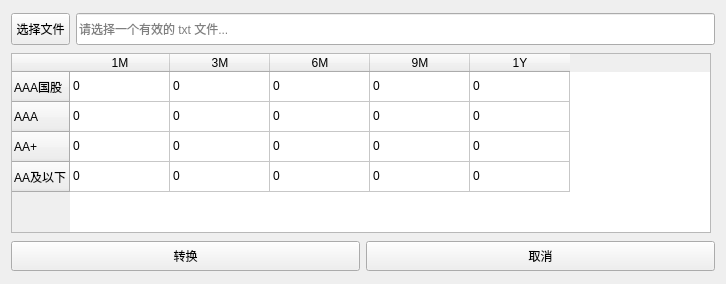
Old version of the form assets/ui/convert.ui in the repository zzzmfps/AutoSubmit.
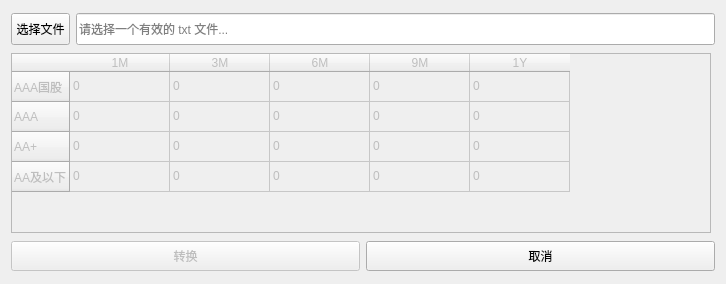
New version of the form.

What changed in the file:
```diff
--- a/assets/ui/convert.ui
+++ b/assets/ui/convert.ui
@@ -74,6 +74,9 @@
    </item>
    <item>
     <widget class="QTableWidget" name="table">
+     <property name="enabled">
+      <bool>false</bool>
+     </property>
      <property name="minimumSize">
       <size>
        <width>0</width>
@@ -245,7 +248,10 @@
    <item>
     <layout class="QHBoxLayout" name="btn_group">
      <item>
-      <widget class="QPushButton" name="btn_save">
+      <widget class="QPushButton" name="btn_convert">
+       <property name="enabled">
+        <bool>false</bool>
+       </property>
        <property name="text">
         <string>转换</string>
        </property>
```
Left out of the diff: 4 changed lines with no effect on the pictures.
